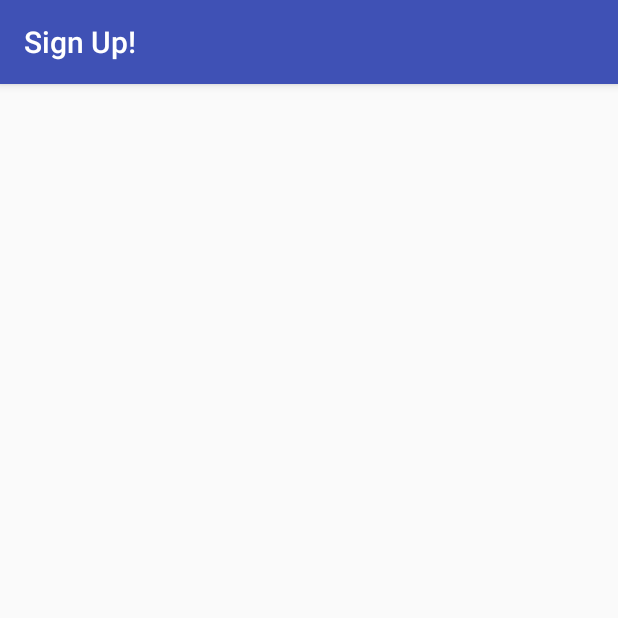
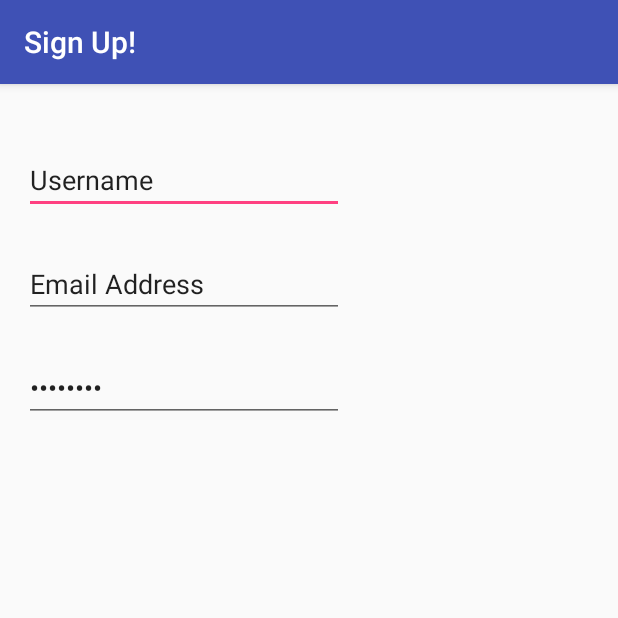
Before and after one commit to mrlennix/AFA, an Android app: the SignupActivity screen opened directly, with no data from a screen before it, on a phone screen of 412 x 824 dp, the top half of it. Run offline under Robolectric (Android 15) with nearby library versions, the phone set to English and light mode, and no system bars.

Commit message:
testing password field in signup

```diff
--- a/AbstractFood/app/src/main/java/com/food/abstractfood/SignupActivity.java
+++ b/AbstractFood/app/src/main/java/com/food/abstractfood/SignupActivity.java
@@ -2,12 +2,23 @@ package com.food.abstractfood;
 
 import android.support.v7.app.AppCompatActivity;
 import android.os.Bundle;
+import android.text.Editable;
+import android.widget.EditText;
+import android.widget.TextView;
 
 public class SignupActivity extends AppCompatActivity {
+    EditText passwordF;
+    EditText verifyPasswordF;
 
     @Override
     protected void onCreate(Bundle savedInstanceState) {
         super.onCreate(savedInstanceState);
         setContentView(R.layout.activity_signup);
+
+        passwordF=(EditText) findViewById(R.id.passwordtxt);
+
+        passwordF.setText("Password", TextView.BufferType.EDITABLE);
     }
+
+
 }
--- a/AbstractFood/app/src/main/res/layout/activity_signup.xml
+++ b/AbstractFood/app/src/main/res/layout/activity_signup.xml
@@ -10,4 +10,36 @@
     android:paddingTop="@dimen/activity_vertical_margin"
     tools:context="com.food.abstractfood.SignupActivity">
 
+    <EditText
+        android:layout_width="wrap_content"
+        android:layout_height="wrap_content"
+        android:inputType="textPersonName"
+        android:ems="10"
+        android:id="@+id/editText3"
+        android:text="Username"
+        android:layout_alignParentTop="true"
+        android:layout_alignParentStart="true"
+        android:layout_marginTop="25dp" />
+
+    <EditText
+        android:layout_width="wrap_content"
+        android:layout_height="wrap_content"
+        android:inputType="textEmailAddress"
+        android:ems="10"
+        android:id="@+id/editText4"
+        android:text="Email Address"
+        android:layout_below="@+id/editText3"
+        android:layout_alignParentStart="true"
+        android:layout_marginTop="24dp" />
+
+    <EditText
+        android:layout_width="wrap_content"
+        android:layout_height="wrap_content"
+        android:inputType="textPassword"
+        android:ems="10"
+        android:id="@+id/passwordtxt"
+        android:layout_below="@+id/editText4"
+        android:layout_alignParentStart="true"
+        android:layout_marginTop="24dp" />
+
 </RelativeLayout>
```
